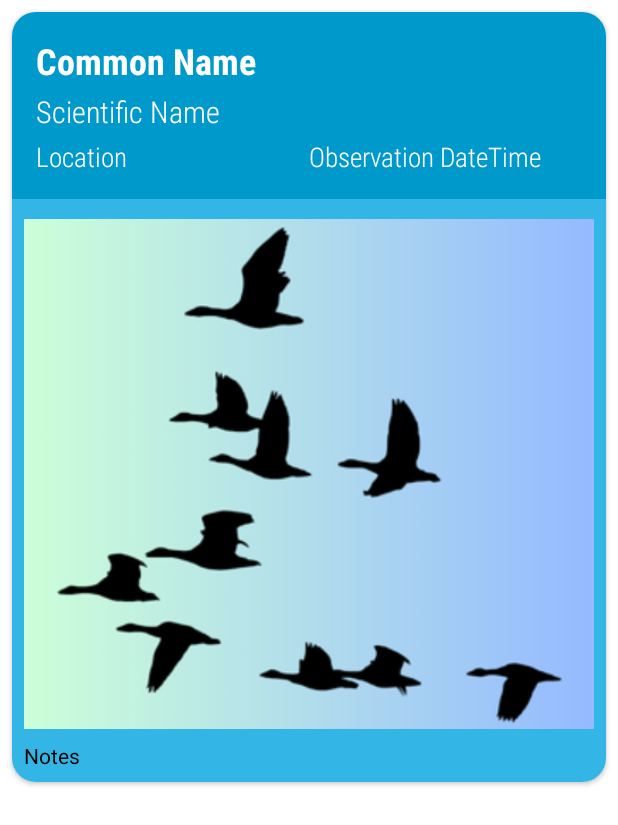
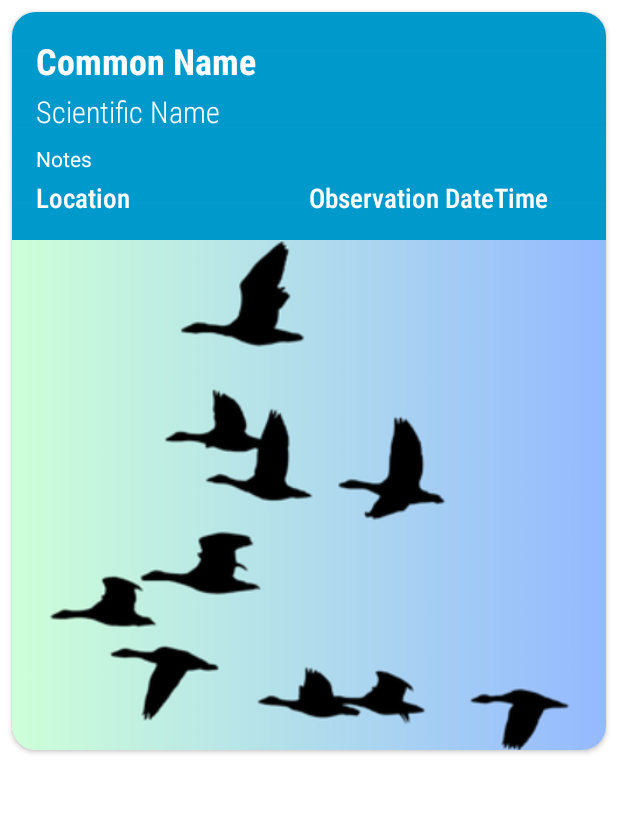
Before and after one commit to JDKTertiaryStudies/Bird-Spotter-POE, an Android app: the layout item_bird_observation.xml on its own in the app's theme, with its tools: preview values and no code run, on a phone screen of 412 x 824 dp. Shown: the top 825 px of the screen. Run offline under Robolectric (Android 15) with nearby library versions, the phone set to English and light mode, and no system bars.

Commit message:
Update To Bird Observation Display UI

```diff
--- /dev/null
+++ b/app/src/main/res/drawable/top_section_gradient.xml
@@ -0,0 +1,15 @@
+<?xml version="1.0" encoding="utf-8"?>
+<layer-list xmlns:android="http://schemas.android.com/apk/res/android">
+    <item>
+        <!-- Solid background color -->
+        <color android:color="@android:color/holo_blue_dark" />
+    </item>
+    <item>
+        <shape android:shape="rectangle">
+            <gradient
+                android:startColor="@android:color/holo_blue_dark"
+                android:endColor="@android:color/transparent"
+                android:angle="90" />
+        </shape>
+    </item>
+</layer-list>
--- a/app/src/main/res/layout/fragment_dashboard.xml
+++ b/app/src/main/res/layout/fragment_dashboard.xml
@@ -74,7 +74,7 @@
     <!-- ScrollView for dynamic content (User Details, Add Bird Form, or Observations) -->
     <ScrollView
         android:id="@+id/sectionContainer"
-        android:layout_width="match_parent"
+        android:layout_width="wrap_content"
         android:layout_height="500dp"
         android:layout_marginTop="2dp"
         app:layout_constraintTop_toBottomOf="@id/viewToggleGroup"
--- a/app/src/main/res/layout/fragment_login.xml
+++ b/app/src/main/res/layout/fragment_login.xml
@@ -5,7 +5,7 @@
     android:padding="16dp">
 
     <androidx.cardview.widget.CardView
-        android:layout_width="match_parent"
+        android:layout_width="wrap_content"
         android:layout_height="wrap_content"
         android:layout_margin="8dp"
         android:elevation="8dp"
@@ -45,7 +45,7 @@
                     android:inputType="textEmailAddress"
                     android:background="@drawable/rounded_edittext_background"
                     android:padding="12dp"
-                    android:textColor="@android:color/white"
+                    android:textColor="@android:color/black"
                     android:layout_marginBottom="16dp" />
 
                 <!-- Password Input -->
@@ -57,7 +57,7 @@
                     android:inputType="textPassword"
                     android:background="@drawable/rounded_edittext_background"
                     android:padding="12dp"
-                    android:textColor="@android:color/white"
+                    android:textColor="@android:color/black"
                     android:layout_marginBottom="16dp" />
             </LinearLayout>
 
--- a/app/src/main/res/layout/item_bird_observation.xml
+++ b/app/src/main/res/layout/item_bird_observation.xml
@@ -12,11 +12,11 @@
         android:layout_height="wrap_content"
         android:orientation="vertical">
 
-        <!-- Top section with bird information -->
+        <!-- Top section with bird information and notes with gradient fade -->
         <LinearLayout
             android:layout_width="match_parent"
             android:layout_height="wrap_content"
-            android:background="@android:color/holo_blue_dark"
+            android:background="@drawable/top_section_gradient"
             android:padding="16dp"
             android:orientation="vertical">
 
@@ -42,6 +42,16 @@
                 android:textColor="@android:color/white"
                 android:layout_marginTop="4dp" />
 
+            <!-- Observation Notes -->
+            <TextView
+                android:id="@+id/observationNotes"
+                android:layout_width="match_parent"
+                android:layout_height="wrap_content"
+                android:text="Notes"
+                android:textSize="14sp"
+                android:textColor="@android:color/white"
+                android:layout_marginTop="8dp" />
+
             <!-- Horizontal layout for Location and Observation Date and Time -->
             <LinearLayout
                 android:layout_width="match_parent"
@@ -54,7 +64,7 @@
                     android:id="@+id/birdLocation"
                     android:layout_width="0dp"
                     android:layout_height="wrap_content"
-                    android:fontFamily="sans-serif-condensed-light"
+                    android:fontFamily="sans-serif-condensed-medium"
                     android:layout_weight="1"
                     android:text="Location"
                     android:textSize="18sp"
@@ -65,7 +75,7 @@
                     android:id="@+id/birdObsDateTime"
                     android:layout_width="0dp"
                     android:layout_height="wrap_content"
-                    android:fontFamily="sans-serif-condensed-light"
+                    android:fontFamily="sans-serif-condensed-medium"
                     android:layout_weight="1"
                     android:text="Observation DateTime"
                     android:textSize="18sp"
@@ -74,35 +84,14 @@
             </LinearLayout>
         </LinearLayout>
 
-        <!-- Bottom section with image and additional details -->
-        <LinearLayout
+        <!-- Bottom section with full-covering image -->
+        <ImageView
+            android:id="@+id/birdBanner"
             android:layout_width="match_parent"
-            android:layout_height="wrap_content"
-            android:background="@android:color/holo_blue_light"
-            android:padding="8dp"
-            android:orientation="vertical">
-
-            <!-- Bird Image -->
-            <ImageView
-                android:id="@+id/birdBanner"
-                android:layout_width="380dp"
-                android:layout_height="340dp"
-                android:elevation="10dp"
-                android:layout_gravity="center"
-                android:scaleType="centerCrop"
-                android:src="@drawable/ic_bird"
-                android:contentDescription="Bird Banner"
-                android:layout_marginTop="5dp" />
-
-            <!-- Notes about the observation -->
-            <TextView
-                android:id="@+id/observationNotes"
-                android:layout_width="match_parent"
-                android:layout_height="wrap_content"
-                android:text="Notes"
-                android:textSize="14sp"
-                android:textColor="@android:color/black"
-                android:layout_marginTop="8dp" />
-        </LinearLayout>
+            android:layout_height="340dp"
+            android:elevation="10dp"
+            android:scaleType="centerCrop"
+            android:src="@drawable/ic_bird"
+            android:contentDescription="Bird Banner" />
     </LinearLayout>
 </androidx.cardview.widget.CardView>
--- a/app/src/main/res/layout/user_details_layout.xml
+++ b/app/src/main/res/layout/user_details_layout.xml
@@ -2,7 +2,7 @@
 <androidx.cardview.widget.CardView
     xmlns:android="http://schemas.android.com/apk/res/android"
     xmlns:app="http://schemas.android.com/apk/res-auto"
-    android:layout_width="390dp"
+    android:layout_width="wrap_content"
     android:layout_marginBottom="3dp"
     android:layout_marginTop="3dp"
     android:layout_gravity="center_horizontal"
--- a/build.gradle.kts
+++ b/build.gradle.kts
@@ -5,7 +5,7 @@ buildscript {
 }
 // Top-level build file where you can add configuration options common to all sub-projects/modules.
 plugins {
-    id("com.android.application") version "8.6.0" apply false
+    id("com.android.application") version "8.7.1" apply false
     id("org.jetbrains.kotlin.android") version "1.9.22" apply false
     id("com.google.android.libraries.mapsplatform.secrets-gradle-plugin") version "2.0.1" apply false
 }
```
Also changed, not shown: gradle/wrapper/gradle-wrapper.properties.
